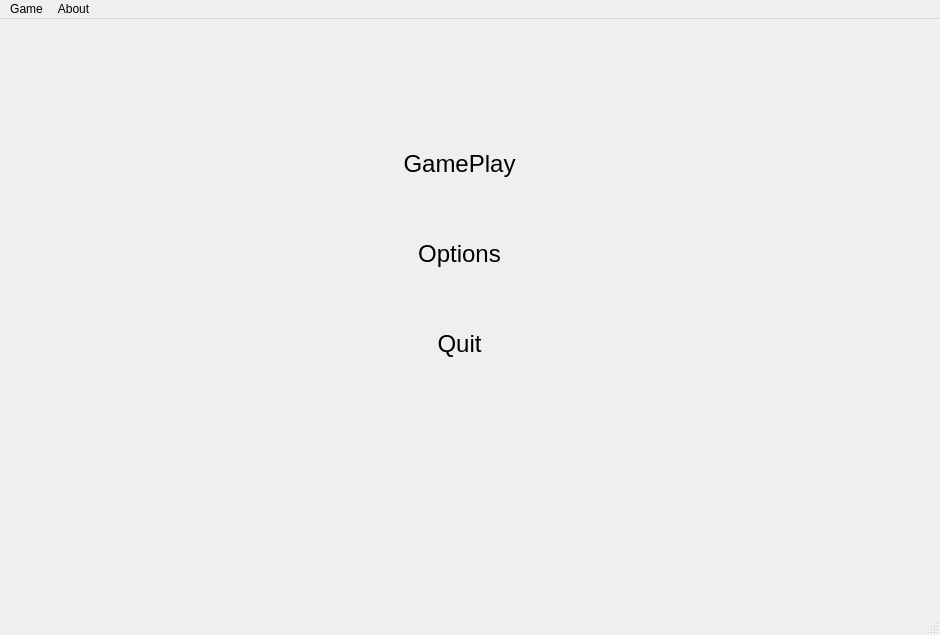
The window that Game/mainwindow.ui (aldavav/Projekt_Game_C-) describes before a commit, drawn with Qt 5.
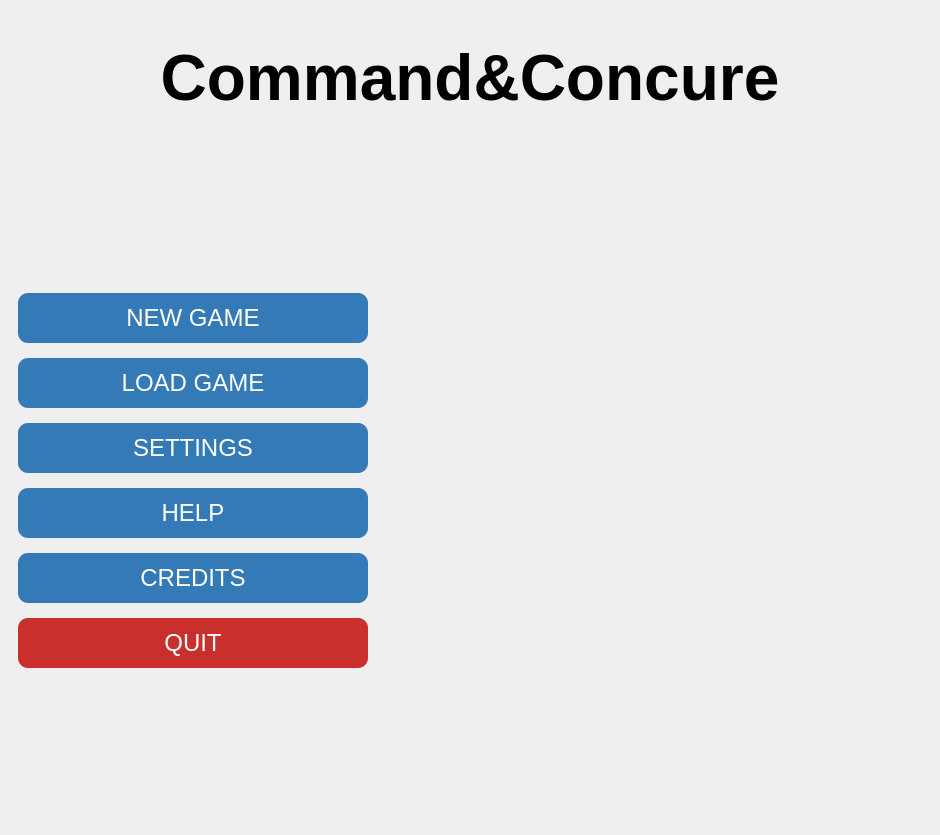
The same window after the commit.

Commit message: remake menu ui

Patch:
```diff
--- a/Game/mainwindow.ui
+++ b/Game/mainwindow.ui
@@ -7,7 +7,7 @@
     <x>0</x>
     <y>0</y>
     <width>940</width>
-    <height>635</height>
+    <height>835</height>
    </rect>
   </property>
   <property name="windowTitle">
@@ -17,15 +17,9 @@
    <string notr="true"/>
   </property>
   <widget class="QWidget" name="centralwidget">
+   <layout class="QVBoxLayout" name="verticalLayout_3">
+    <item>
    <widget class="QStackedWidget" name="stackedWidget">
-    <property name="geometry">
-     <rect>
-      <x>-1</x>
-      <y>-30</y>
-      <width>941</width>
-      <height>591</height>
-     </rect>
-    </property>
     <property name="currentIndex">
      <number>1</number>
     </property>
@@ -46,29 +40,109 @@
     </widget>
     <widget class="QWidget" name="menu">
      <property name="styleSheet">
-      <string notr="true">
+        <string notr="true"/>
+       </property>
+       <layout class="QVBoxLayout" name="verticalLayout_2">
+        <item>
+         <widget class="QLabel" name="label_gameTitle">
+          <property name="minimumSize">
+           <size>
+            <width>0</width>
+            <height>120</height>
+           </size>
+          </property>
+          <property name="font">
+           <font>
+            <pointsize>48</pointsize>
+            <bold>true</bold>
+           </font>
+          </property>
+          <property name="text">
+           <string>Command&amp;Concure</string>
+          </property>
+          <property name="alignment">
+           <set>Qt::AlignmentFlag::AlignCenter</set>
+          </property>
+         </widget>
+        </item>
+        <item>
+         <spacer name="verticalSpacer_top">
+          <property name="orientation">
+           <enum>Qt::Orientation::Vertical</enum>
+          </property>
+          <property name="sizeHint" stdset="0">
+           <size>
+            <width>20</width>
+            <height>40</height>
+           </size>
+          </property>
+         </spacer>
+        </item>
+        <item>
+         <layout class="QVBoxLayout" name="verticalLayout_menuButtons">
+          <property name="spacing">
+           <number>15</number>
+          </property>
+          <property name="sizeConstraint">
+           <enum>QLayout::SizeConstraint::SetFixedSize</enum>
+          </property>
+          <item>
+           <widget class="QPushButton" name="buttonNewGame">
+            <property name="minimumSize">
+             <size>
+              <width>250</width>
+              <height>50</height>
+             </size>
+            </property>
+            <property name="maximumSize">
+             <size>
+              <width>350</width>
+              <height>50</height>
+             </size>
+            </property>
+            <property name="styleSheet">
+             <string notr="true">QPushButton {
+        font-size: 24px;
+        padding: 10px 30px;
+        border-radius: 10px;
+        color: white; /* Changed font color for better contrast */
+        background-color: #337AB7; /* A nice primary color */
+}
 
-</string>
-     </property>
-     <widget class="QWidget" name="verticalLayoutWidget">
-      <property name="geometry">
-       <rect>
-        <x>330</x>
-        <y>120</y>
-        <width>261</width>
-        <height>291</height>
-       </rect>
-      </property>
-      <layout class="QVBoxLayout" name="verticalLayout">
+QPushButton:hover {
+        background-color: #286090;
+}
+
+QPushButton:pressed {
+        background-color: #1c5980;
+}</string>
+            </property>
+            <property name="text">
+             <string>NEW GAME</string>
+            </property>
+           </widget>
+          </item>
        <item>
-        <widget class="QPushButton" name="buttonStartGame">
+           <widget class="QPushButton" name="buttonLoadGame">
+            <property name="minimumSize">
+             <size>
+              <width>250</width>
+              <height>50</height>
+             </size>
+            </property>
+            <property name="maximumSize">
+             <size>
+              <width>350</width>
+              <height>50</height>
+             </size>
+            </property>
          <property name="styleSheet">
           <string notr="true">QPushButton {
-    font-size: 24px;        /* Velikost písma */
-    padding: 15px 30px;     /* Vertikální a horizontální odsazení */
-    border-radius: 10px;    /* Zaoblené rohy */
- 
-    color: black;           /* Bílé písmo */
+        font-size: 24px;
+        padding: 10px 30px;
+        border-radius: 10px;
+        color: white;
+        background-color: #337AB7;
 }
 
 QPushButton:hover {
@@ -80,19 +154,31 @@
 }</string>
          </property>
          <property name="text">
-          <string>GamePlay</string>
+             <string>LOAD GAME</string>
          </property>
         </widget>
        </item>
        <item>
-        <widget class="QPushButton" name="pushButton_2">
+           <widget class="QPushButton" name="buttonSettings">
+            <property name="minimumSize">
+             <size>
+              <width>250</width>
+              <height>50</height>
+             </size>
+            </property>
+            <property name="maximumSize">
+             <size>
+              <width>350</width>
+              <height>50</height>
+             </size>
+            </property>
          <property name="styleSheet">
           <string notr="true">QPushButton {
-    font-size: 24px;        
-    padding: 15px 30px;     
-    border-radius: 10px;    
- 
-    color: black;           
+        font-size: 24px;
+        padding: 10px 30px;
+        border-radius: 10px;
+        color: white;
+        background-color: #337AB7;
 }
 
 QPushButton:hover {
@@ -104,19 +190,31 @@
 }</string>
          </property>
          <property name="text">
-          <string>Options</string>
+             <string>SETTINGS</string>
          </property>
         </widget>
        </item>
        <item>
-        <widget class="QPushButton" name="buttonQuit1">
+           <widget class="QPushButton" name="buttonHelp">
+            <property name="minimumSize">
+             <size>
+              <width>250</width>
+              <height>50</height>
+             </size>
+            </property>
+            <property name="maximumSize">
+             <size>
+              <width>350</width>
+              <height>50</height>
+             </size>
+            </property>
          <property name="styleSheet">
           <string notr="true">QPushButton {
-    font-size: 24px;        
-    padding: 15px 30px;     
-    border-radius: 10px;    
- 
-    color: black;           
+        font-size: 24px;
+        padding: 10px 30px;
+        border-radius: 10px;
+        color: white;
+        background-color: #337AB7;
 }
 
 QPushButton:hover {
@@ -128,41 +226,103 @@
 }</string>
          </property>
          <property name="text">
-          <string>Quit</string>
+             <string>HELP</string>
          </property>
         </widget>
        </item>
-      </layout>
-     </widget>
-    </widget>
-   </widget>
-  </widget>
-  <widget class="QMenuBar" name="menubar">
-   <property name="geometry">
-    <rect>
-     <x>0</x>
-     <y>0</y>
-     <width>940</width>
-     <height>39</height>
-    </rect>
-   </property>
-   <widget class="QMenu" name="menuGame">
-    <property name="title">
-     <string>Game</string>
-    </property>
-    <addaction name="actionMenu"/>
-    <addaction name="actionSave"/>
-    <addaction name="actionQuit"/>
-   </widget>
-   <widget class="QMenu" name="menuAbout">
-    <property name="title">
-     <string>About</string>
-    </property>
-   </widget>
-   <addaction name="menuGame"/>
-   <addaction name="menuAbout"/>
-  </widget>
-  <widget class="QStatusBar" name="statusbar"/>
+          <item>
+           <widget class="QPushButton" name="buttonCredits">
+            <property name="minimumSize">
+             <size>
+              <width>250</width>
+              <height>50</height>
+             </size>
+            </property>
+            <property name="maximumSize">
+             <size>
+              <width>350</width>
+              <height>50</height>
+             </size>
+            </property>
+            <property name="styleSheet">
+             <string notr="true">QPushButton {
+        font-size: 24px;
+        padding: 10px 30px;
+        border-radius: 10px;
+        color: white;
+        background-color: #337AB7;
+}
+
+QPushButton:hover {
+        background-color: #286090;
+}
+
+QPushButton:pressed {
+        background-color: #1c5980;
+}</string>
+            </property>
+            <property name="text">
+             <string>CREDITS</string>
+            </property>
+           </widget>
+          </item>
+          <item>
+           <widget class="QPushButton" name="buttonQuit">
+            <property name="minimumSize">
+             <size>
+              <width>250</width>
+              <height>50</height>
+             </size>
+            </property>
+            <property name="maximumSize">
+             <size>
+              <width>350</width>
+              <height>50</height>
+             </size>
+            </property>
+            <property name="styleSheet">
+             <string notr="true">QPushButton {
+        font-size: 24px;
+        padding: 10px 30px;
+        border-radius: 10px;
+        color: white;
+        background-color: #C9302C; /* Distinct color for Quit button */
+}
+
+QPushButton:hover {
+        background-color: #A92C28;
+}
+
+QPushButton:pressed {
+        background-color: #902622;
+}</string>
+            </property>
+            <property name="text">
+             <string>QUIT</string>
+            </property>
+           </widget>
+          </item>
+         </layout>
+        </item>
+        <item>
+         <spacer name="verticalSpacer_bottom">
+          <property name="orientation">
+           <enum>Qt::Orientation::Vertical</enum>
+          </property>
+          <property name="sizeHint" stdset="0">
+           <size>
+            <width>20</width>
+            <height>40</height>
+           </size>
+          </property>
+         </spacer>
+        </item>
+       </layout>
+      </widget>
+     </widget>
+    </item>
+   </layout>
+  </widget>
   <action name="actionMenu">
    <property name="text">
     <string>Menu</string>
```
Left out of the diff: 14 changed lines with no effect on the pictures. Lines whose indentation alone changed are shown as unchanged. The commit also changes 1 other file.
